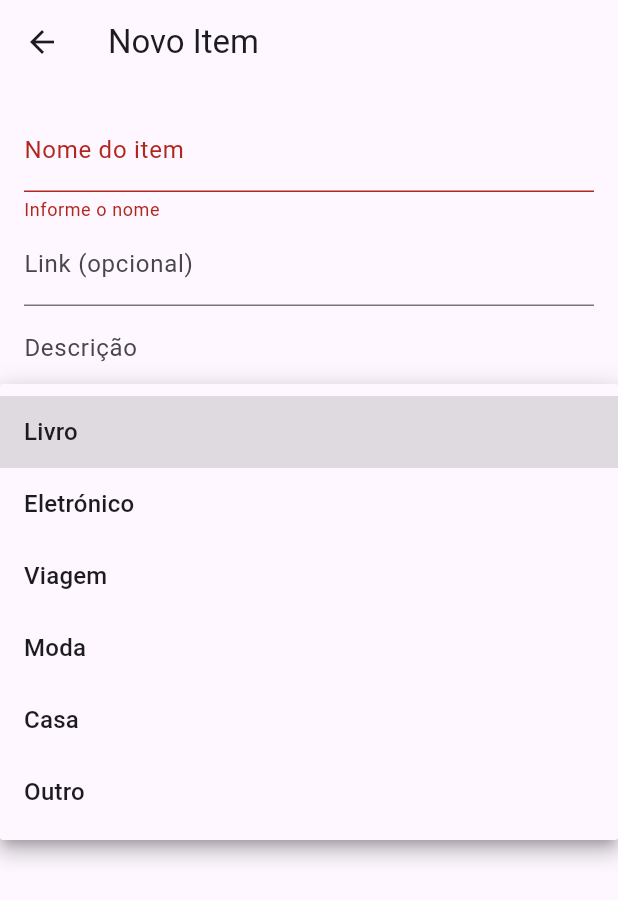
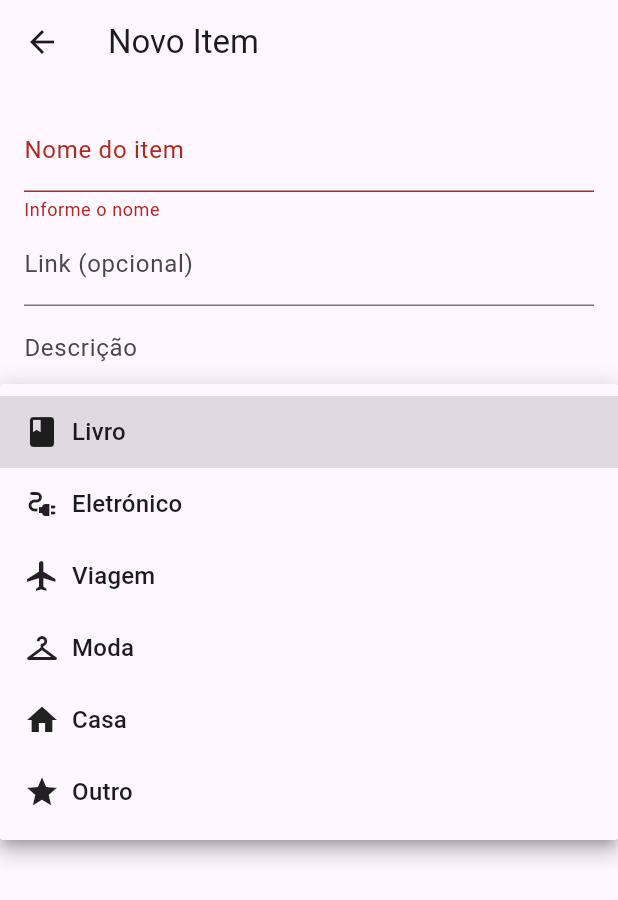
Before and after one commit to barnir/wishlist, a Flutter app: the AddItemScreen screen opened directly, after a tap on "Salvar", after a tap on "Livro", on a phone screen of 412 x 824 dp. Shown: the top 900 px of the screen. Run offline on Flutter 3.47's test engine with Material 3 defaults, Android fonts, the light colour scheme and no system bars; our stand-ins replace hive, hive_flutter; accounts and stored records are empty.

Commit message:
Implement item editing functionality and improve category selection UI

```diff
--- a/lib/screens/add_item_screen.dart
+++ b/lib/screens/add_item_screen.dart
@@ -3,42 +3,89 @@ import 'package:hive/hive.dart';
 import '../models/wish_item.dart';
 
 class AddItemScreen extends StatefulWidget {
+  final WishItem? item;   // Null para novo, preenchido para edição
+  final dynamic itemKey;  // A chave da box para editar
+
+  AddItemScreen({this.item, this.itemKey});
+
   @override
   State<AddItemScreen> createState() => _AddItemScreenState();
 }
 
 class _AddItemScreenState extends State<AddItemScreen> {
   final _formKey = GlobalKey<FormState>();
-  String title = '';
-  String link = '';
-  String description = '';
-String categoriaSelecionada = 'Livro';
 
-final categorias = [
+  // Estado das variáveis que controlam o formulário
+  late String title;
+  late String link;
+  late String description;
+  late String categoriaSelecionada;
+
+  // Lista fixa de categorias
+  final List<String> categorias = [
     'Livro',
     'Eletrónico',
     'Viagem',
     'Moda',
     'Casa',
-  'Outro'
+    'Outro',
   ];
-  void saveItem() {
-    if (_formKey.currentState!.validate()) {
-      Hive.box<WishItem>('wishlist').add(
-        WishItem(
+
+  @override
+  void initState() {
+    super.initState();
+
+    // Se estiver editando, inicializa os campos com os valores do item passado, senão com valores padrão
+    title = widget.item?.title ?? '';
+    link = widget.item?.link ?? '';
+    description = widget.item?.description ?? '';
+    categoriaSelecionada = widget.item?.category ?? categorias[0];
+  }
+
+  void saveItem() async {
+    if (!_formKey.currentState!.validate()) return;
+    final box = Hive.box<WishItem>('wishlist');
+
+    if (widget.item != null && widget.itemKey != null) {
+      // Atualiza item existente
+      await box.put(widget.itemKey, WishItem(
         title: title,
         link: link.isNotEmpty ? link : null,
         description: description,
-            category: categoriaSelecionada),
-        );
+        category: categoriaSelecionada,
+      ));
+    } else {
+      // Novo item
+      await box.add(WishItem(
+        title: title,
+        link: link.isNotEmpty ? link : null,
+        description: description,
+        category: categoriaSelecionada,
+      ));
+    }
     Navigator.pop(context);
+  }
+Widget categoriaIcone(String cat) {
+  switch (cat) {
+    case 'Livro':
+      return Icon(Icons.book);
+    case 'Eletrónico':
+      return Icon(Icons.electrical_services);
+    case 'Viagem':
+      return Icon(Icons.flight);
+    case 'Moda':
+      return Icon(Icons.checkroom);
+    case 'Casa':
+      return Icon(Icons.home);
+    default:
+      return Icon(Icons.star);
   }
 }
 
   @override
   Widget build(BuildContext context) {
     return Scaffold(
-      appBar: AppBar(title: Text('Novo Item')),
+      appBar: AppBar(title: Text(widget.item != null ? 'Editar Item' : 'Novo Item')),
       body: Padding(
         padding: const EdgeInsets.all(16.0),
         child: Form(
@@ -46,26 +93,57 @@ final categorias = [
           child: Column(
             children: [
               TextFormField(
+                initialValue: title,
                 decoration: InputDecoration(labelText: 'Nome do item'),
                 validator: (v) => v == null || v.isEmpty ? 'Informe o nome' : null,
                 onChanged: (v) => setState(() => title = v),
               ),
               TextFormField(
+                initialValue: link,
                 decoration: InputDecoration(labelText: 'Link (opcional)'),
                 onChanged: (v) => setState(() => link = v),
               ),
               TextFormField(
+                initialValue: description,
                 decoration: InputDecoration(labelText: 'Descrição'),
                 onChanged: (v) => setState(() => description = v),
               ),
                 DropdownButtonFormField<String>(
                   value: categoriaSelecionada,
-              items: categorias
-                  .map((cat) => DropdownMenuItem(child: Text(cat), value: cat))
-                  .toList(),
-              onChanged: (v) => setState(() => categoriaSelecionada = v!),
                   decoration: InputDecoration(labelText: 'Categoria'),
+                  items: categorias.map((cat) {
+                    return DropdownMenuItem<String>(
+                      value: cat,
+                      child: Row(
+                        children: [
+                          categoriaIcone(cat),
+                          SizedBox(width: 8),
+                          Text(cat),
+                        ],
                       ),
+                    );
+                  }).toList(),
+                  onChanged: (v) {
+                    if (v != null) {
+                      setState(() {
+                        categoriaSelecionada = v;
+                      });
+                    }
+                  },
+                  // Este builder define como o item selecionado aparece no campo após escolha
+                  selectedItemBuilder: (BuildContext context) {
+                    return categorias.map<Widget>((String cat) {
+                      return Row(
+                        children: [
+                          categoriaIcone(cat),
+                          SizedBox(width: 8),
+                          Text(cat),
+                        ],
+                      );
+                    }).toList();
+                  },
+                ),
+
               SizedBox(height: 16),
               ElevatedButton(
                 onPressed: saveItem,
```
Also changed, not shown: lib/screens/wishlist_screen.dart (+16 -2 lines), lib/widgets/wish_item_tile.dart (+32 -12 lines). Lines whose indentation alone changed are shown as unchanged.
